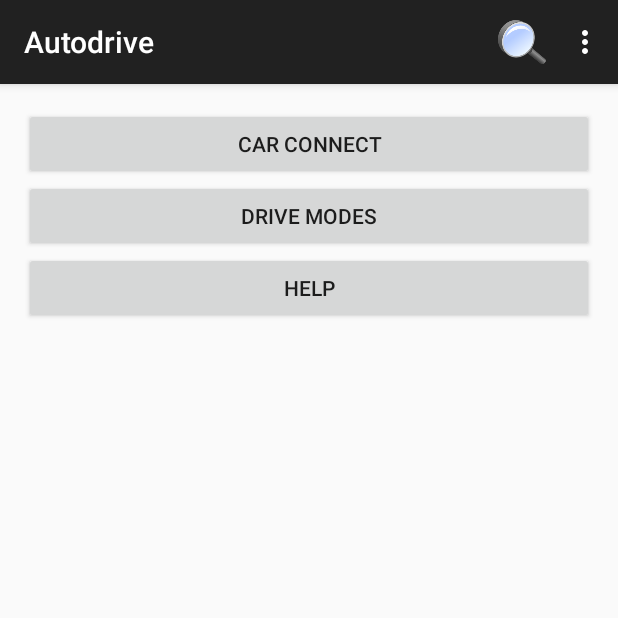
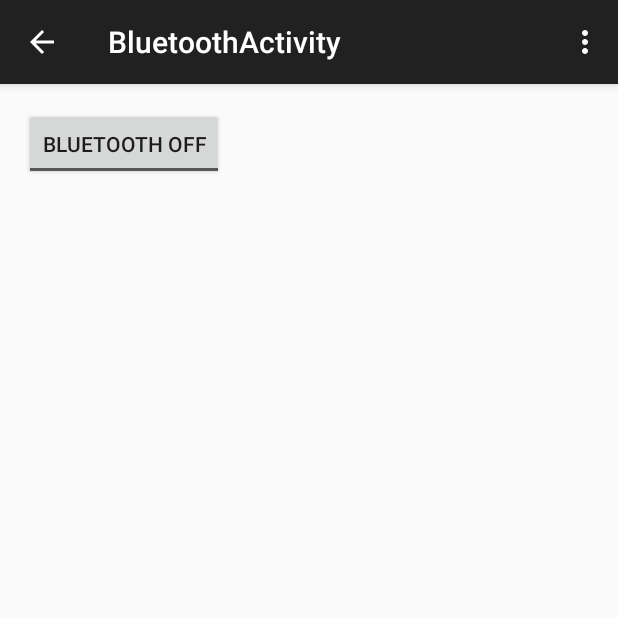
Before and after one commit to apachore/Self-Driving-Car, an Android app: the screen it shows after launch (MainActivity before the commit, BluetoothActivity after it), after a tap on "CAR CONNECT", on a phone screen of 412 x 824 dp, the top half of it. Run offline under Robolectric (Android 15) with nearby library versions, the phone set to English and light mode, and no system bars.

Commit message:
Creating bluetooth activity

```diff
--- a/app/src/main/AndroidManifest.xml
+++ b/app/src/main/AndroidManifest.xml
@@ -7,6 +7,9 @@
     <uses-permission android:name="android.permission.ACCESS_NETWORK_STATE" />
     <uses-permission android:name="android.permission.WRITE_EXTERNAL_STORAGE" />
     <uses-permission android:name="com.google.android.providers.gsf.permission.READ_GSERVICES" />
+
+    <uses-permission android:name="android.permission.BLUETOOTH" />
+    <uses-permission android:name="android.permission.BLUETOOTH_ADMIN" />
     <!--
  The ACCESS_COARSE/FINE_LOCATION permissions are not required to use
          Google Maps Android API v2, but are recommended.
@@ -14,9 +17,9 @@
     <uses-permission android:name="android.permission.ACCESS_COARSE_LOCATION" />
     <uses-permission android:name="android.permission.ACCESS_FINE_LOCATION" />
 
-    <permission android:name="minion.autodrive.permission.MAPS_RECEIVE"
-        android:protectionLevel="signature"/>
-
+    <permission
+        android:name="minion.autodrive.permission.MAPS_RECEIVE"
+        android:protectionLevel="signature" />
 
     <application
         android:allowBackup="true"
@@ -73,6 +76,14 @@
                 android:name="android.support.PARENT_ACTIVITY"
                 android:value="minion.autodrive.DriveModesActivity" />
         </activity>
+        <activity
+            android:name=".BluetoothActivity"
+            android:label="@string/title_activity_bluetooth"
+            android:parentActivityName=".MainActivity" >
+            <meta-data
+                android:name="android.support.PARENT_ACTIVITY"
+                android:value="minion.autodrive.MainActivity" />
+        </activity>
     </application>
 
 </manifest>
--- /dev/null
+++ b/app/src/main/java/minion/autodrive/BluetoothActivity.java
@@ -0,0 +1,37 @@
+package minion.autodrive;
+
+import android.support.v7.app.AppCompatActivity;
+import android.os.Bundle;
+import android.view.Menu;
+import android.view.MenuItem;
+
+public class BluetoothActivity extends AppCompatActivity {
+
+    @Override
+    protected void onCreate(Bundle savedInstanceState) {
+        super.onCreate(savedInstanceState);
+        setContentView(R.layout.activity_bluetooth);
+    }
+
+    @Override
+    public boolean onCreateOptionsMenu(Menu menu) {
+        // Inflate the menu; this adds items to the action bar if it is present.
+        getMenuInflater().inflate(R.menu.menu_bluetooth, menu);
+        return true;
+    }
+
+    @Override
+    public boolean onOptionsItemSelected(MenuItem item) {
+        // Handle action bar item clicks here. The action bar will
+        // automatically handle clicks on the Home/Up button, so long
+        // as you specify a parent activity in AndroidManifest.xml.
+        int id = item.getItemId();
+
+        //noinspection SimplifiableIfStatement
+        if (id == R.id.action_settings) {
+            return true;
+        }
+
+        return super.onOptionsItemSelected(item);
+    }
+}
--- a/app/src/main/java/minion/autodrive/FreeRunActivity.java
+++ b/app/src/main/java/minion/autodrive/FreeRunActivity.java
@@ -52,7 +52,7 @@ public class FreeRunActivity extends AppCompatActivity {
 
     @Override
     public boolean onOptionsItemSelected(MenuItem item) {
-        // Handle action bar item clicks here. The action bar will
+         // Handle action bar item clicks here. The action bar will
         // automatically handle clicks on the Home/Up button, so long
         // as you specify a parent activity in AndroidManifest.xml.
         int id = item.getItemId();
--- a/app/src/main/java/minion/autodrive/MainActivity.java
+++ b/app/src/main/java/minion/autodrive/MainActivity.java
@@ -15,7 +15,7 @@ import android.widget.TextView;
 import android.widget.Toast;
 
 public class MainActivity extends AppCompatActivity {
-    public final static String EXTRA_MESSAGE="com.example.akshay.myfirstapp.MESSAGE";
+    public final static String EXTRA_MESSAGE="minion.autodrive.MESSAGE";
 
     @Override
     protected void onCreate(Bundle savedInstanceState) {
@@ -102,7 +102,10 @@ public class MainActivity extends AppCompatActivity {
     }
 
     private void openCarConnect(){
-        Toast.makeText(this, "Car Connect button pressed", Toast.LENGTH_SHORT).show();
+        //Toast.makeText(this, "Car Connect button pressed", Toast.LENGTH_SHORT).show();
+        Intent intent = new Intent(this, BluetoothActivity.class);
+        startActivity(intent);
+
     }
 
     private void openDriveModes(View view){
--- /dev/null
+++ b/app/src/main/res/layout/activity_bluetooth.xml
@@ -0,0 +1,27 @@
+<RelativeLayout xmlns:android="http://schemas.android.com/apk/res/android"
+    xmlns:tools="http://schemas.android.com/tools" android:layout_width="match_parent"
+    android:layout_height="match_parent" android:paddingLeft="@dimen/activity_horizontal_margin"
+    android:paddingRight="@dimen/activity_horizontal_margin"
+    android:paddingTop="@dimen/activity_vertical_margin"
+    android:paddingBottom="@dimen/activity_vertical_margin"
+    tools:context="minion.autodrive.BluetoothActivity">
+
+    <ToggleButton
+        android:layout_width="wrap_content"
+        android:layout_height="wrap_content"
+        android:id="@+id/toggleButton"
+        android:textOn="Bluetooth On"
+        android:textOff="Bluetooth Off"
+        android:onClick="onToggleClicked"
+        android:layout_alignParentTop="true"
+        android:layout_alignParentLeft="true"
+        android:layout_alignParentStart="true" />
+
+    <ListView
+        android:layout_width="wrap_content"
+        android:layout_height="wrap_content"
+        android:id="@+id/listView"
+        android:layout_centerHorizontal="true"
+        android:layout_below="@+id/toggleButton" />
+
+</RelativeLayout>
--- /dev/null
+++ b/app/src/main/res/menu/menu_bluetooth.xml
@@ -0,0 +1,7 @@
+<menu xmlns:android="http://schemas.android.com/apk/res/android"
+    xmlns:app="http://schemas.android.com/apk/res-auto"
+    xmlns:tools="http://schemas.android.com/tools"
+    tools:context="minion.autodrive.BluetoothActivity">
+    <item android:id="@+id/action_settings" android:title="@string/action_settings"
+        android:orderInCategory="100" app:showAsAction="never" />
+</menu>
--- a/app/src/main/res/values/strings.xml
+++ b/app/src/main/res/values/strings.xml
@@ -31,6 +31,7 @@
     <string name="button_stop">Stop</string>
 
     <string name="label_speed">Set speed</string>
+    <string name="title_activity_bluetooth">BluetoothActivity</string>
 
     <!--
     <string name="hello_world">Hello world!</string>
```
Also changed, not shown: 2 other files.
